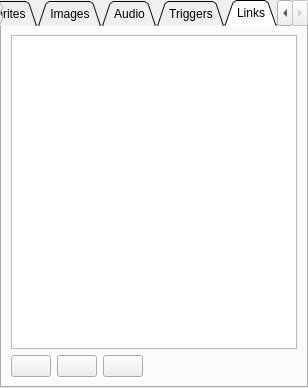
Old version of the form ResourceTab/ResourceTab.ui in the repository Preece/TGL.
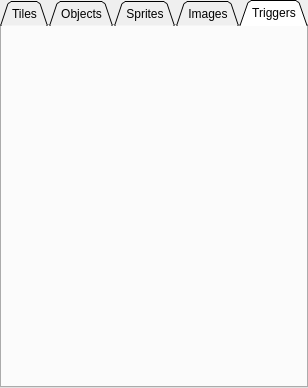
New version of the form. The open tabs and pages were chosen to show the change. Icons and pictures are not drawn. Custom widgets are drawn as their Qt base class.

What changed in the file:
```diff
--- a/ResourceTab/ResourceTab.ui
+++ b/ResourceTab/ResourceTab.ui
@@ -299,76 +299,11 @@
     </item>
    </layout>
   </widget>
-  <widget class="QWidget" name="audioTab">
-   <attribute name="title">
-    <string>Audio</string>
-   </attribute>
-  </widget>
   <widget class="QWidget" name="triggerTab">
    <attribute name="title">
     <string>Triggers</string>
    </attribute>
   </widget>
-  <widget class="QWidget" name="linksTab">
-   <attribute name="title">
-    <string>Links</string>
-   </attribute>
-   <layout class="QVBoxLayout" name="verticalLayout_5">
-    <item>
-     <widget class="QColumnView" name="linkSelector"/>
-    </item>
-    <item>
-     <layout class="QHBoxLayout" name="horizontalLayout_3">
-      <item>
-       <widget class="QPushButton" name="addLinkButton">
-        <property name="text">
-         <string/>
-        </property>
-        <property name="icon">
-         <iconset resource="../Icons.qrc">
-          <normaloff>:/Icons/Icons/addvalue.png</normaloff>:/Icons/Icons/addvalue.png</iconset>
-        </property>
-       </widget>
-      </item>
-      <item>
-       <widget class="QPushButton" name="editLinkButton">
-        <property name="text">
-         <string/>
-        </property>
-        <property name="icon">
-         <iconset resource="../Icons.qrc">
-          <normaloff>:/Icons/Icons/pencil.png</normaloff>:/Icons/Icons/pencil.png</iconset>
-        </property>
-       </widget>
-      </item>
-      <item>
-       <widget class="QPushButton" name="deleteLinkButton">
-        <property name="text">
-         <string/>
-        </property>
-        <property name="icon">
-         <iconset resource="../Icons.qrc">
-          <normaloff>:/Icons/Icons/removevalue.png</normaloff>:/Icons/Icons/removevalue.png</iconset>
-        </property>
-       </widget>
-      </item>
-      <item>
-       <spacer name="horizontalSpacer_4">
-        <property name="orientation">
-         <enum>Qt::Horizontal</enum>
-        </property>
-        <property name="sizeHint" stdset="0">
-         <size>
-          <width>40</width>
-          <height>20</height>
-         </size>
-        </property>
-       </spacer>
-      </item>
-     </layout>
-    </item>
-   </layout>
-  </widget>
  </widget>
  <customwidgets>
   <customwidget>
```
Left out of the diff: 2 changed lines with no effect on the pictures.
